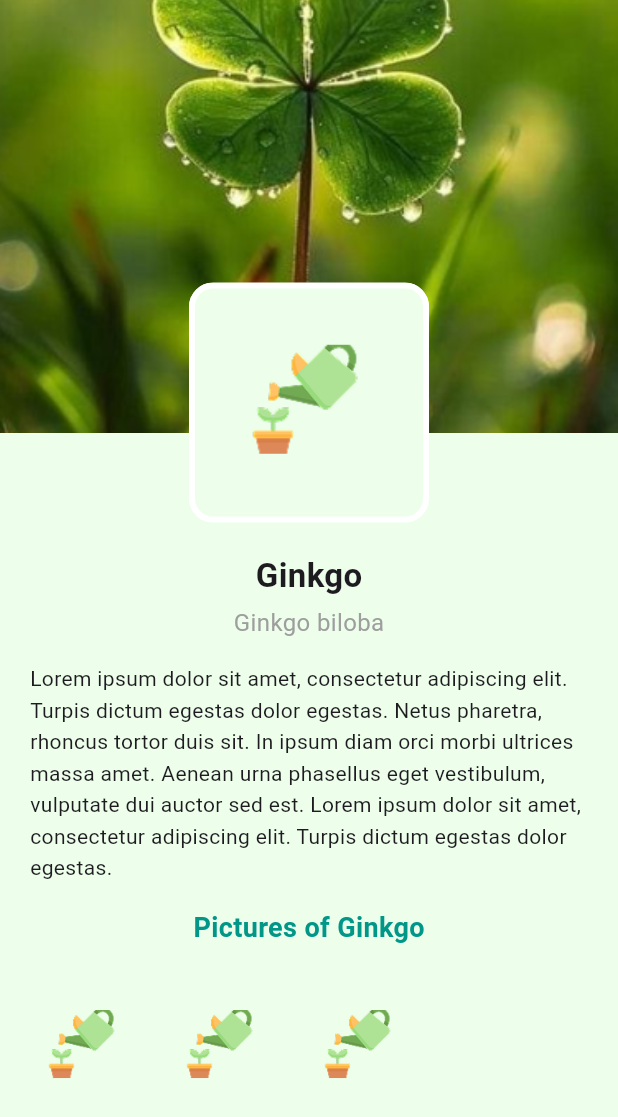
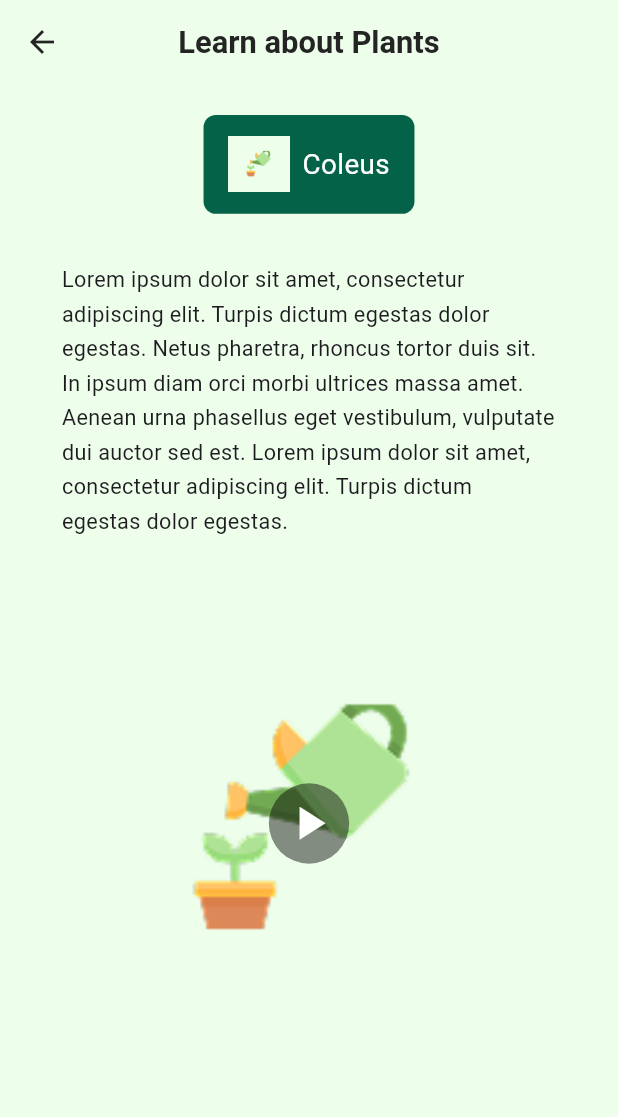
Before and after one commit to Loujeen/balacona, a Flutter app: the screen it shows after launch, on a phone screen of 412 x 824 dp. Shown: the top 1117 px of the screen. Run offline on Flutter 3.47's test engine with Material 3 defaults, Android fonts, the phone set to English and light mode, and no system bars.

Commit message:
finished ui LearnAboutPlants.dart , ui know about plant screen and popula screen

```diff
--- /dev/null
+++ b/lib/Home_Screen/LearnAboutPlants.dart
@@ -0,0 +1,110 @@
+import 'package:flutter/material.dart';
+import '../App_Colors.dart';
+
+class LearnAboutPlantScreen extends StatelessWidget {
+  const LearnAboutPlantScreen({super.key});
+  static const String routeName = 'LearnAboutPlants';
+
+  @override
+  Widget build(BuildContext context) {
+    final media = MediaQuery.of(context).size;
+    final screenWidth = media.width;
+    final screenHeight = media.height;
+
+    return Scaffold(
+      backgroundColor: AppColors.primaryLightColor,
+      appBar: AppBar(
+        backgroundColor: Colors.transparent,
+        elevation: 0,
+        leading: IconButton(
+          onPressed: () => Navigator.pop(context),
+          icon: Icon(Icons.arrow_back, color: AppColors.blackColor),
+        ),
+        title: Text(
+          'Learn about Plants',
+          style: TextStyle(
+            color: AppColors.blackColor,
+            fontWeight: FontWeight.bold,
+            fontSize: screenWidth * 0.05,
+          ),
+        ),
+        centerTitle: true,
+      ),
+
+      body: Padding(
+        padding: EdgeInsets.symmetric(horizontal: screenWidth * 0.1, vertical: screenHeight * 0.025),
+        child: ListView(
+          children: [
+            Center(
+              child: Container(
+                padding: EdgeInsets.symmetric(horizontal: screenWidth * 0.04, vertical: screenHeight * 0.015),
+                decoration: BoxDecoration(
+                  color: AppColors.primaryDarkColor,
+                  borderRadius: BorderRadius.circular(screenWidth * 0.02),
+                ),
+                child: Row(
+                  mainAxisSize: MainAxisSize.min,
+                  children: [
+                    Container(
+                      width: screenWidth * 0.1,
+                      height: screenWidth * 0.1,
+                      child: Image.asset("assets/images/pot.png", fit: BoxFit.contain),
+                    ),
+                    SizedBox(width: screenWidth * 0.02),
+                    Text(
+                      'Coleus',
+                      style: TextStyle(
+                        color: Colors.white,
+                        fontSize: screenWidth * 0.045,
+                        fontWeight: FontWeight.w400,
+                      ),
+                    ),
+                  ],
+                ),
+              ),
+            ),
+
+            SizedBox(height: screenHeight * 0.04),
+
+            Text(
+              'Lorem ipsum dolor sit amet, consectetur adipiscing elit. Turpis dictum egestas dolor egestas. Netus pharetra, rhoncus tortor duis sit. '
+                  'In ipsum diam orci morbi ultrices massa amet. Aenean urna phasellus eget vestibulum, vulputate dui auctor sed est. '
+                  'Lorem ipsum dolor sit amet, consectetur adipiscing elit. Turpis dictum egestas dolor egestas.',
+              style: TextStyle(
+                fontSize: screenWidth * 0.035,
+                height: 1.6,
+              ),
+            ),
+
+            SizedBox(height: screenHeight * 0.03),
+
+            ClipRRect(
+              borderRadius: BorderRadius.circular(screenWidth * 0.03),
+              child: Stack(
+                alignment: Alignment.center,
+                children: [
+                  Image.asset(
+                    "assets/images/pot.png",
+                    height: screenHeight * 0.4,
+                    width: double.infinity,
+                    fit: BoxFit.cover,
+                  ),
+                  Container(
+                    decoration: BoxDecoration(
+                      color: Colors.black45,
+                      shape: BoxShape.circle,
+                    ),
+                    padding: EdgeInsets.all(screenWidth * 0.02),
+                    child: Icon(Icons.play_arrow, color: Colors.white, size: screenWidth * 0.09),
+                  ),
+                ],
+              ),
+            ),
+
+            SizedBox(height: screenHeight * 0.03),
+          ],
+        ),
+      ),
+    );
+  }
+}
--- a/lib/Home_Screen/know_about_plants_screen.dart
+++ b/lib/Home_Screen/know_about_plants_screen.dart
@@ -8,20 +8,36 @@ class KnowAboutPlantsScreen extends StatelessWidget {
   @override
   Widget build(BuildContext context) {
     return Scaffold(
+      extendBodyBehindAppBar: true,
       backgroundColor: AppColors.primaryLightColor,
-      body: SafeArea(
-        child: SingleChildScrollView(
-          child: Column(
+      appBar: AppBar(
+        backgroundColor: Colors.transparent,
+        elevation: 0,
+        leading: IconButton(
+          onPressed: () {
+            Navigator.pop(context);
+          },
+          icon: Icon(
+            Icons.arrow_back_ios_new_rounded,
+            color: AppColors.primaryLightColor,
+          ),
+        ),
+        title: Text(
+          "Know About Plants",
+          style: TextStyle(
+            fontSize: 22,
+            color: AppColors.blackColor,
+            fontWeight: FontWeight.bold,
+          ),
+        ),
+        centerTitle: true,
+      ),
+      body: Stack(
         children: [
 
-              // Stack عشان الخلفية + الصورة فوق النص
-              Stack(
-                clipBehavior: Clip.none, // مهم جدا عشان الصورة تطلع بره
-                children: [
-                  // الخلفية الزرقاء
           Container(
+            height: MediaQuery.of(context).size.height * 0.35,
             width: double.infinity,
-                    height: MediaQuery.of(context).size.height * 0.35,
             decoration: BoxDecoration(
               image: DecorationImage(
                 image: AssetImage("assets/images/login_signup_bg.png"),
@@ -30,13 +46,17 @@ class KnowAboutPlantsScreen extends StatelessWidget {
             ),
           ),
 
-                  // صورة النبتة
-                  Positioned(
-                    bottom: -60, // يحدد كم تبغي تنزلي الصورة على الأبيض
-                    left: MediaQuery.of(context).size.width / 2 - 80, // توسيط الصورة بالنص
+
+          SingleChildScrollView(
+            child: Column(
+              children: [
+                SizedBox(height: kToolbarHeight + 40),
+
+
+                Center(
                   child: Container(
-                      width: 160,
-                      height: 160,
+                    width: MediaQuery.of(context).size.width*0.25,
+                    height: MediaQuery.of(context).size.height*0.2,
                     decoration: BoxDecoration(
                       borderRadius: BorderRadius.circular(16),
                       border: Border.all(color: Colors.white, width: 4),
@@ -47,13 +67,10 @@ class KnowAboutPlantsScreen extends StatelessWidget {
                     ),
                   ),
                 ),
-                ],
-              ),
 
-              // مسافة بسيطة تحت الصورة
-              SizedBox(height: 80),
+                SizedBox(height: MediaQuery.of(context).size.height*0.025),
 
-              // اسم النبتة
+
                 Center(
                   child: Column(
                     children: [
@@ -76,9 +93,9 @@ class KnowAboutPlantsScreen extends StatelessWidget {
                   ),
                 ),
 
-              SizedBox(height: 16),
+                SizedBox(height: MediaQuery.of(context).size.height*0.02),
 
-              // الوصف
+
                 Padding(
                   padding: EdgeInsets.symmetric(horizontal: 20.0),
                   child: Text(
@@ -95,9 +112,9 @@ class KnowAboutPlantsScreen extends StatelessWidget {
                   ),
                 ),
 
-              SizedBox(height: 16),
+                SizedBox(height: MediaQuery.of(context).size.height*0.02),
 
-              // Pictures Title
+
                 Padding(
                   padding: EdgeInsets.symmetric(horizontal: 20.0),
                   child: Text(
@@ -112,7 +129,7 @@ class KnowAboutPlantsScreen extends StatelessWidget {
 
                 SizedBox(height: 16),
 
-              // Horizontal List of Images
+
                 SizedBox(
                   height: 100,
                   child: ListView(
@@ -130,11 +147,12 @@ class KnowAboutPlantsScreen extends StatelessWidget {
               ],
             ),
           ),
+        ],
       ),
     );
   }
 
-  // Helper to build small rounded images
+
   Widget buildSmallImage(String url) {
     return Container(
       margin: EdgeInsets.only(right: 12),
--- a/lib/main.dart
+++ b/lib/main.dart
@@ -1,11 +1,14 @@
 import 'package:flutter/material.dart';
+import 'package:testttt/Home_Screen/Popularplant.dart';
 import 'package:testttt/Register/registerScreen.dart';
 import 'App_Colors.dart';
 import 'Home_Screen/Home_Screen.dart';
+import 'Home_Screen/LearnAboutPlants.dart';
 import 'Home_Screen/know_about_plants_screen.dart';
 import 'LoginSignup.dart';
 import 'Profile/edit_information.dart';
 import 'search_screen.dart';
+
 
 void main() {
   runApp(const MyApp());
@@ -17,7 +20,7 @@ class MyApp extends StatelessWidget {
   Widget build(BuildContext context) {
     return MaterialApp(
         debugShowCheckedModeBanner: false,
-      initialRoute: KnowAboutPlantsScreen.routeName,
+      initialRoute:LearnAboutPlantScreen.routeName,
       routes: {
         RegisterScreen.routeName: (context) => RegisterScreen(),
         HomeScreen.routeName: (context) => HomeScreen(),
@@ -25,6 +28,8 @@ class MyApp extends StatelessWidget {
         EditInformationScreen.routeName: (context) => EditInformationScreen(),
         SearchScreen.routeName: (context) => SearchScreen(),
         KnowAboutPlantsScreen.routeName: (context) => KnowAboutPlantsScreen(),
+        PopularPlantScreen.routeName: (context) => PopularPlantScreen(),
+        LearnAboutPlantScreen.routeName:(context) =>LearnAboutPlantScreen(),
       },
 
     );  }
```
Also changed, not shown: lib/Home_Screen/Popularplant.dart (added, +170 -0 lines). Lines whose indentation alone changed are shown as unchanged.
